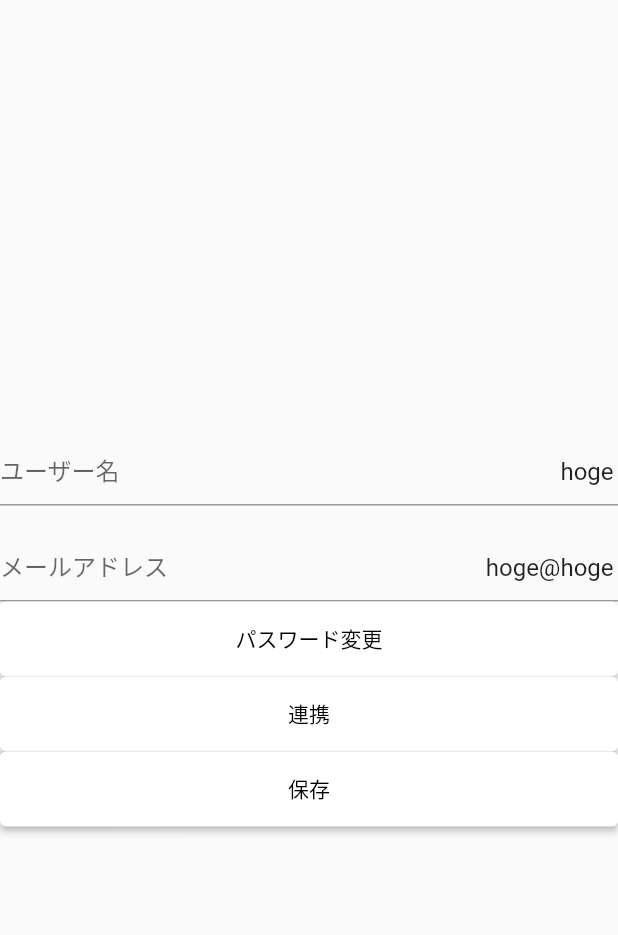
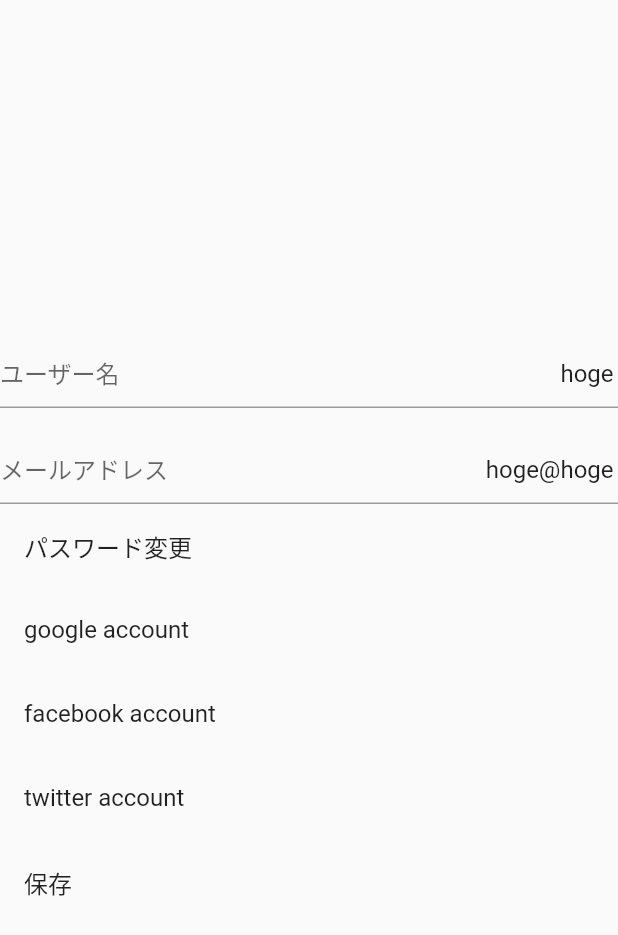
Before and after one commit to HarrisonOwl/schetify, a Flutter app: the screen it shows after launch, item 3 of the bottom bar chosen, after a tap on "アカウント設定", on a phone screen of 412 x 824 dp. Shown: the top 935 px of the screen. Run offline on Flutter 3.47's test engine with Material 2 defaults, Android fonts, the phone set to English and light mode, and no system bars; our stand-ins replace dio, flutter_hooks, freezed_annotation, geocoding, google_maps_flutter, hooks_riverpod and 2 more; missing offline and left inert: flutter_google_places, google_maps_webservice.

Commit message:
change ui ver2

```diff
--- a/lib/widget/page/setting/account/settings_account.dart
+++ b/lib/widget/page/setting/account/settings_account.dart
@@ -40,37 +40,22 @@ class SettingsAccount extends HookConsumerWidget {
                 email.value = text;
               },
             ),
-            ElevatedButton(
-              style: ElevatedButton.styleFrom(
-                primary: Colors.white,
-                onPrimary: Colors.black,
-                minimumSize: const Size.fromHeight(50), // NEW
-              ),
-              onPressed: () {
-                Navigator.of(context).pushNamed("/settings/account/enterPassword");
-              },
-              child: const Text('パスワード変更'),
+            ListTile(
+              title: const Text('パスワード変更'),
+              onTap: () { Navigator.of(context).pushNamed("/settings/account/enterPassword"); },
             ),
-            ElevatedButton(
-              style: ElevatedButton.styleFrom(
-                primary: Colors.white,
-                onPrimary: Colors.black,
-                minimumSize: const Size.fromHeight(50), // NEW
-              ),
-              onPressed: () {
-              },
-              child: const Text('連携'),
+            const ListTile(
+              title: Text('google account'),
             ),
-            ElevatedButton(
-              style: ElevatedButton.styleFrom(
-                primary: Colors.white,
-                onPrimary: Colors.black,
-                minimumSize: const Size.fromHeight(50), // NEW
-              ),
-              onPressed: () {
-                Navigator.of(context).pop();
-              },
-              child: const Text('保存'),
+            const ListTile(
+              title: Text('facebook account'),
+            ),
+            const ListTile(
+              title: Text('twitter account'),
+            ),
+            ListTile(
+              title: const Text('保存'),
+              onTap: () { Navigator.of(context).pop(); },
             ),
           ],
         ),
--- a/lib/widget/page/setting/settings_page.dart
+++ b/lib/widget/page/setting/settings_page.dart
@@ -30,25 +30,13 @@ class SettingsPage extends HookConsumerWidget {
                 onChanged: (value){
                   noticeFlag.value = value;
                 }
-            ),ElevatedButton(
-              style: ElevatedButton.styleFrom(
-                primary: Colors.white,
-                onPrimary: Colors.black,
-                minimumSize: const Size.fromHeight(50), // NEW
-              ),
-              onPressed: () {
-                Navigator.of(context).pushNamed("/settings/account");
-              },
-              child: const Text('アカウント設定'),
-            ),ElevatedButton(
-              style: ElevatedButton.styleFrom(
-                primary: Colors.white,
-                onPrimary: Colors.black,
-                minimumSize: const Size.fromHeight(50), // NEW
-              ),
-              onPressed: () {
-              },
-              child: const Text('ログアウト'),
+            ),
+            ListTile(
+              title: const Text('アカウント設定'),
+              onTap: () { Navigator.of(context).pushNamed("/settings/account"); },
+            ),
+            const ListTile(
+                title: Text('ログアウト'),
             ),
           ],
         ),
```
Also changed, not shown: lib/widget/page/setting/account/change_password/change_password.dart (+3 -8 lines), lib/widget/page/setting/account/change_password/enter_password.dart (+3 -10 lines).
